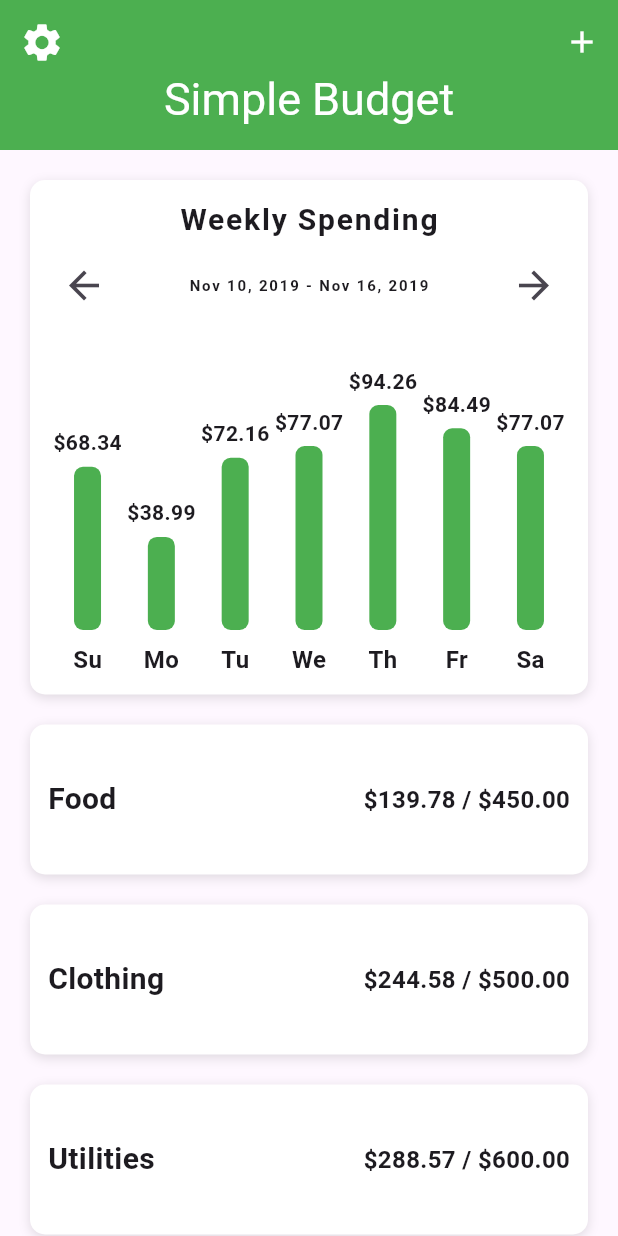
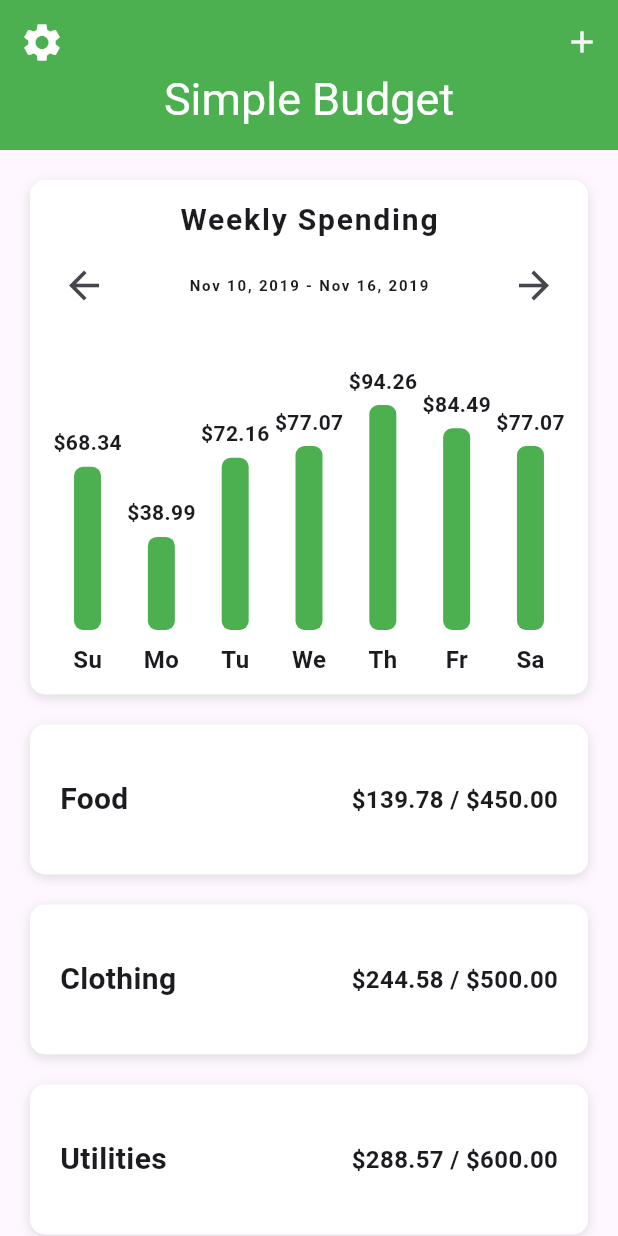
Before and after one commit to REp007/flutter_budget_ui, a Flutter app: the screen it shows after launch, on a phone screen of 412 x 824 dp. Run offline on Flutter 3.47's test engine with Material 3 defaults, Android fonts, the phone set to English and light mode, and no system bars.

Commit message:
Refactor home screen category display for improved layout and readability

```diff
--- a/lib/screen/home_screen.dart
+++ b/lib/screen/home_screen.dart
@@ -1,7 +1,7 @@
 import 'package:flutter/material.dart';
 import 'package:flutter_budget_ui/data/data.dart';
 import 'package:flutter_budget_ui/models/category_model.dart';
-import 'package:flutter_budget_ui/models/expense_model.dart';
+// import 'package:flutter_budget_ui/models/expense_model.dart';
 // widgets
 import 'package:flutter_budget_ui/widgets/bar_chart.dart';
 
@@ -63,9 +63,9 @@ class _HomeScreenState extends State<HomeScreen> {
                 } else {
                   final Category category = categories[index - 1];
                   double totalAmountSpent = 0;
-                  category.expenses.forEach((Expense exp) {
+                  for (var exp in category.expenses) {
                     totalAmountSpent += exp.cost;
-                  });
+                  }
                   return _buildCategory(category, totalAmountSpent);
                 }
               },
@@ -81,6 +81,7 @@ class _HomeScreenState extends State<HomeScreen> {
   _buildCategory(Category category, double totalAmountSpent) {
     return Container(
       margin: EdgeInsets.symmetric(horizontal: 20.0, vertical: 10.0),
+      padding: EdgeInsets.all(20.0),
       height: 100.0,
       width: double.infinity,
       // color: Colors.red,
@@ -91,8 +92,6 @@ class _HomeScreenState extends State<HomeScreen> {
             BoxShadow(
                 color: Colors.black12, offset: Offset(0, 2), blurRadius: 6.0),
           ]),
-        child: Padding(
-          padding: EdgeInsets.all(12.0),
       child: Column(
         mainAxisAlignment: MainAxisAlignment.center,
         children: [
@@ -101,19 +100,17 @@ class _HomeScreenState extends State<HomeScreen> {
             children: [
               Text(
                 category.name,
-                    style:
-                        TextStyle(fontSize: 20.0, fontWeight: FontWeight.w600),
+                style: TextStyle(fontSize: 20.0, fontWeight: FontWeight.w600),
               ),
               Text(
                 '\$${(category.maxAmount - totalAmountSpent).toStringAsFixed(2)} / \$${category.maxAmount.toStringAsFixed(2)}',
-                    style:
-                        TextStyle(fontSize: 16.0, fontWeight: FontWeight.w600),
+                style: TextStyle(fontSize: 16.0, fontWeight: FontWeight.w600),
               )
             ],
           ),
           Row()
         ],
       ),
-        ));
+    );
   }
 }
```
Lines whose indentation alone changed are shown as unchanged.
